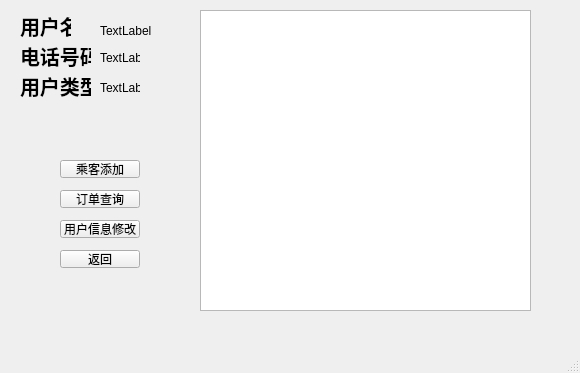
This is hw/my.ui in shitBob/keshe as Qt 5 draws it before an edit. The edited form follows.
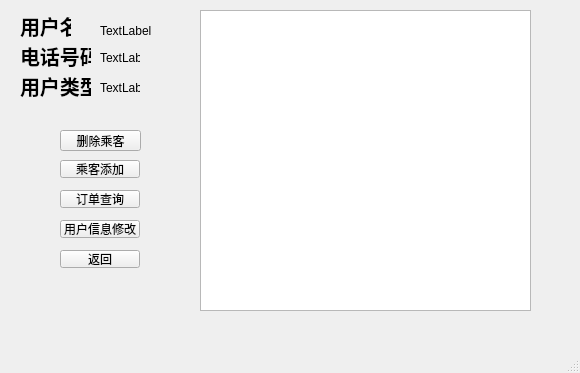
This is the edited form.

The edit to the form file:
```diff
--- a/hw/my.ui
+++ b/hw/my.ui
@@ -178,6 +178,19 @@
      <string>TextLabel</string>
     </property>
    </widget>
+   <widget class="QPushButton" name="pushButton">
+    <property name="geometry">
+     <rect>
+      <x>60</x>
+      <y>130</y>
+      <width>81</width>
+      <height>21</height>
+     </rect>
+    </property>
+    <property name="text">
+     <string>删除乘客</string>
+    </property>
+   </widget>
   </widget>
   <widget class="QMenuBar" name="menubar">
    <property name="geometry">
```
